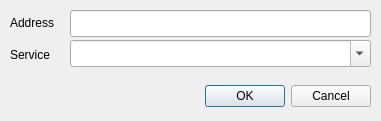
Above: newfwruledlg.ui from QubesOS/qubes-manager before the change. Below: the same form after it.
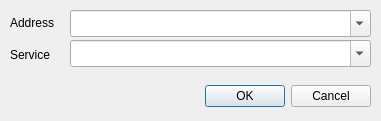
That is the form after the change.

Commit message:
Firewall rules editor improvements. #113
- wildcard hostname "*" matching all hosts (0.0.0.0/0)
- wildcard port "*" matching the whole host
- port ranges (11-222) support in UI

```diff
--- a/newfwruledlg.ui
+++ b/newfwruledlg.ui
@@ -48,16 +48,6 @@
     <string>Address</string>
    </property>
   </widget>
-  <widget class="QLineEdit" name="addressEdit">
-   <property name="geometry">
-    <rect>
-     <x>70</x>
-     <y>10</y>
-     <width>301</width>
-     <height>27</height>
-    </rect>
-   </property>
-  </widget>
   <widget class="QLabel" name="label_4">
    <property name="geometry">
     <rect>
@@ -84,6 +74,19 @@
     <bool>true</bool>
    </property>
   </widget>
+  <widget class="QComboBox" name="addressComboBox">
+   <property name="geometry">
+    <rect>
+     <x>70</x>
+     <y>10</y>
+     <width>301</width>
+     <height>27</height>
+    </rect>
+   </property>
+   <property name="editable">
+    <bool>true</bool>
+   </property>
+  </widget>
  </widget>
  <tabstops>
   <tabstop>addressEdit</tabstop>
```
Left out of the diff: 2 changed lines with no effect on the pictures. The commit also changes 1 other file.
